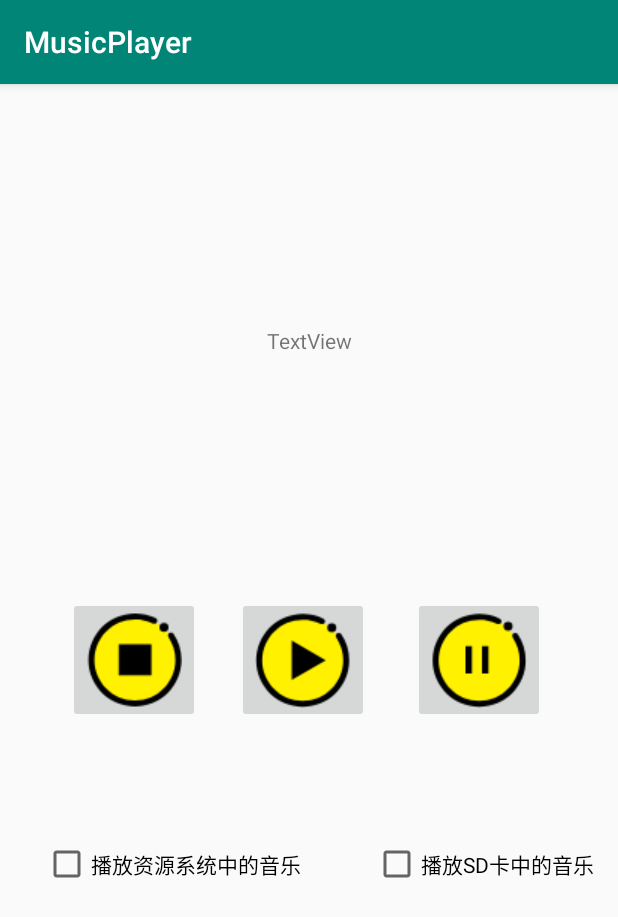
After one commit to Mredrock/MusicPlayer, an Android app: the PlayControllerActivity screen opened directly, with no data from a screen before it, on a phone screen of 412 x 824 dp. The commit adds this screen. Shown: the top 917 px of the screen. Run offline under Robolectric (Android 15) with nearby library versions, the phone set to English and light mode, and no system bars.

Commit message:
完成了书上的代码，准备自己定义布局

```diff
--- /dev/null
+++ b/app/src/main/java/com/cqupt/musicplayer/PlayControllerActivity.java
@@ -0,0 +1,130 @@
+package com.cqupt.musicplayer;
+
+import android.Manifest;
+import android.content.pm.PackageManager;
+import android.media.MediaPlayer;
+import android.os.Build;
+import android.os.Bundle;
+import android.support.v7.app.AppCompatActivity;
+import android.util.Log;
+import android.view.View;
+import android.widget.CheckBox;
+import android.widget.ImageButton;
+import android.widget.TextView;
+
+import java.io.IOException;
+
+public class PlayControllerActivity extends AppCompatActivity {
+
+    private ImageButton  mStopButton;
+    private ImageButton mStartButton;
+    private ImageButton mPauseButton;
+    private CheckBox ch1;
+    private CheckBox ch2;
+    private TextView txt;
+
+    MediaPlayer mMediaPlayer;
+    String sdcard_file;
+
+    int res_file = R.raw.a;
+
+    @Override
+    protected void onCreate(Bundle savedInstanceState) {
+        super.onCreate(savedInstanceState);
+        setContentView(R.layout.activity_play_controller);
+        sdcard_file = "/sdcard/music/张杰,张碧晨 - 只要平凡.mp3";
+                initView();
+        mMediaPlayer = new MediaPlayer();
+        setRegist();
+        mStartButton.setOnClickListener(new mStopClick());
+        mPauseButton.setOnClickListener(new mPauseClick());
+        mStopButton.setOnClickListener(new mStopClick());
+
+    }
+
+    private void initView() {
+        mPauseButton = (ImageButton) findViewById(R.id.Pause);
+        mStopButton = (ImageButton) findViewById(R.id.Stop);
+        mStartButton = (ImageButton) findViewById(R.id.Start);
+        ch1 = (CheckBox) findViewById(R.id.check1);
+        ch2 = (CheckBox) findViewById(R.id.check2);
+        txt = (TextView) findViewById(R.id.text1);
+    }
+    private void  playMusic(String path){
+        try {
+            mMediaPlayer.reset();
+            mMediaPlayer.setDataSource(path);
+            mMediaPlayer.prepare();
+            mMediaPlayer.start();
+        }catch (IOException e){
+
+        }
+    }
+
+    private void  setRegist(){
+        if (Build.VERSION.SDK_INT>= 23){
+            int REQUEST_CODE_CONCAT = 101;
+            final int REQUEST_EXTERNAL_STORAGE = 1;
+            String[] PERMISSIONS_STORAGE = {
+                    Manifest.permission.READ_EXTERNAL_STORAGE,
+                    Manifest.permission.WRITE_EXTERNAL_STORAGE
+            };
+            for (String str:PERMISSIONS_STORAGE){
+                if (this.checkCallingOrSelfPermission(str)!= PackageManager.PERMISSION_GRANTED){
+                    this.requestPermissions(PERMISSIONS_STORAGE,REQUEST_CODE_CONCAT);
+                    return;
+                }
+            }
+        }
+    }
+
+    class mStopClick implements View.OnClickListener {
+        @Override
+        public void onClick(View v) {
+            if (mMediaPlayer.isPlaying()){
+                mMediaPlayer.reset();
+                mMediaPlayer.release();
+            }
+        }
+    }
+
+    class mStartClick implements View.OnClickListener{
+        @Override
+        public void onClick(View v) {
+            String str = "";
+            if (ch1.isChecked()){
+                str = str + "\n" + ch1.getText();
+                try{
+                    mMediaPlayer = MediaPlayer.create(PlayControllerActivity.this,res_file);
+                    mMediaPlayer.start();
+                }
+                catch (Exception e){
+                    Log.i("ch1","res err");
+                }
+                if (ch2.isChecked()){
+                    str = str + "\n" + ch2.getText();
+                    try {
+                        mMediaPlayer = new MediaPlayer();
+                        mMediaPlayer.setDataSource(sdcard_file);
+                        playMusic(sdcard_file);
+                    }catch (Exception e){
+                        Log.i("ch2","sdcard err");
+                    }
+                    txt.setText(str);
+                }
+            }
+        }
+    }
+
+    class mPauseClick implements View.OnClickListener{
+        @Override
+        public void onClick(View v) {
+            if (mMediaPlayer.isPlaying()){
+                mMediaPlayer.pause();
+            }
+            else {
+                mMediaPlayer.start();
+            }
+        }
+    }
+}
--- a/app/src/main/res/layout/activity_main.xml
+++ b/app/src/main/res/layout/activity_main.xml
@@ -10,4 +10,5 @@
         android:id="@+id/list_view"
         android:layout_width="match_parent"
         android:layout_height="match_parent" />
+
 </LinearLayout>
--- /dev/null
+++ b/app/src/main/res/layout/activity_play_controller.xml
@@ -0,0 +1,89 @@
+<?xml version="1.0" encoding="utf-8"?>
+<android.support.constraint.ConstraintLayout xmlns:android="http://schemas.android.com/apk/res/android"
+    xmlns:app="http://schemas.android.com/apk/res-auto"
+    xmlns:tools="http://schemas.android.com/tools"
+    android:layout_width="match_parent"
+    android:layout_height="match_parent"
+    tools:context=".PlayControllerActivity">
+
+
+    <ImageButton
+        android:id="@+id/Pause"
+        android:layout_width="wrap_content"
+        android:layout_height="wrap_content"
+        android:layout_marginStart="8dp"
+        android:layout_marginEnd="28dp"
+        app:layout_constraintBottom_toBottomOf="@+id/Start"
+        app:layout_constraintEnd_toEndOf="parent"
+        app:layout_constraintStart_toEndOf="@+id/Start"
+        app:layout_constraintTop_toTopOf="@+id/Start"
+        app:layout_constraintVertical_bias="0.0"
+        app:srcCompat="@drawable/pause" />
+
+    <ImageButton
+        android:id="@+id/Stop"
+        android:layout_width="wrap_content"
+        android:layout_height="wrap_content"
+        android:layout_marginStart="28dp"
+        android:layout_marginEnd="8dp"
+        app:layout_constraintBottom_toBottomOf="@+id/Start"
+        app:layout_constraintEnd_toStartOf="@+id/Start"
+        app:layout_constraintStart_toStartOf="parent"
+        app:layout_constraintTop_toTopOf="@+id/Start"
+        app:layout_constraintVertical_bias="0.0"
+        app:srcCompat="@drawable/stop" />
+
+    <ImageButton
+        android:id="@+id/Start"
+        android:layout_width="wrap_content"
+        android:layout_height="wrap_content"
+        android:layout_marginTop="8dp"
+        android:layout_marginEnd="8dp"
+        android:layout_marginBottom="8dp"
+        app:layout_constraintBottom_toBottomOf="parent"
+        app:layout_constraintEnd_toEndOf="parent"
+        app:layout_constraintStart_toStartOf="parent"
+        app:layout_constraintTop_toTopOf="parent"
+        app:srcCompat="@drawable/paly" />
+
+    <CheckBox
+        android:id="@+id/check1"
+        android:layout_width="wrap_content"
+        android:layout_height="wrap_content"
+        android:layout_marginStart="8dp"
+        android:layout_marginEnd="48dp"
+        android:text="播放资源系统中的音乐"
+        app:layout_constraintBottom_toBottomOf="@+id/check2"
+        app:layout_constraintEnd_toStartOf="@+id/check2"
+        app:layout_constraintHorizontal_bias="1.0"
+        app:layout_constraintStart_toStartOf="parent"
+        app:layout_constraintTop_toTopOf="@+id/check2"
+        app:layout_constraintVertical_bias="0.0" />
+
+    <CheckBox
+        android:id="@+id/check2"
+        android:layout_width="wrap_content"
+        android:layout_height="wrap_content"
+        android:layout_marginTop="8dp"
+        android:layout_marginEnd="16dp"
+        android:layout_marginBottom="8dp"
+        android:text="播放SD卡中的音乐"
+        app:layout_constraintBottom_toBottomOf="parent"
+        app:layout_constraintEnd_toEndOf="parent"
+        app:layout_constraintTop_toBottomOf="@+id/Pause"
+        app:layout_constraintVertical_bias="0.239" />
+
+    <TextView
+        android:id="@+id/text1"
+        android:layout_width="wrap_content"
+        android:layout_height="wrap_content"
+        android:layout_marginStart="8dp"
+        android:layout_marginTop="8dp"
+        android:layout_marginEnd="8dp"
+        android:layout_marginBottom="8dp"
+        android:text="TextView"
+        app:layout_constraintBottom_toTopOf="@+id/Start"
+        app:layout_constraintEnd_toEndOf="parent"
+        app:layout_constraintStart_toStartOf="parent"
+        app:layout_constraintTop_toTopOf="parent" />
+</android.support.constraint.ConstraintLayout>
```
Also changed, not shown: app/src/main/AndroidManifest.xml (+5 -2 lines), app/src/main/java/com/cqupt/musicplayer/PlayActivity.java (+16 -9 lines), app/src/main/res/layout/activity_play.xml (+7 -15 lines), app/src/main/res/drawable/paly.png (added), app/src/main/res/drawable/pause.png (added), app/src/main/res/drawable/stop.png (added), 1 other file.
